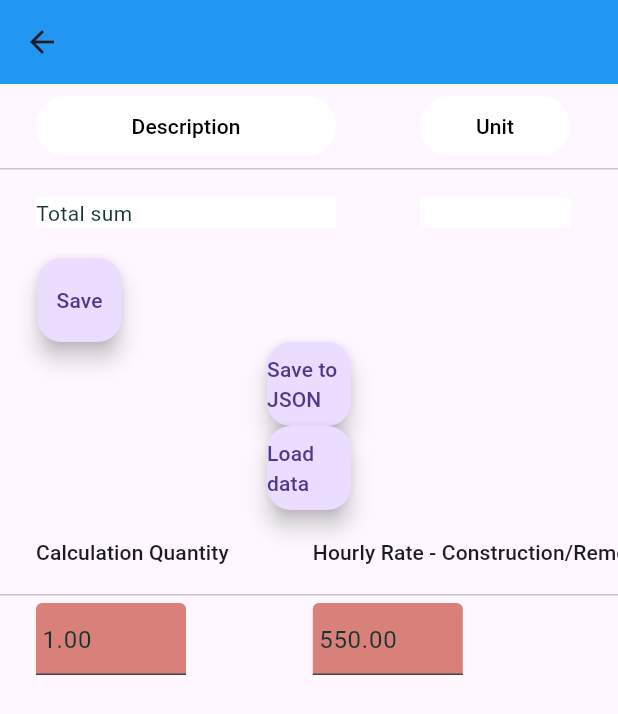
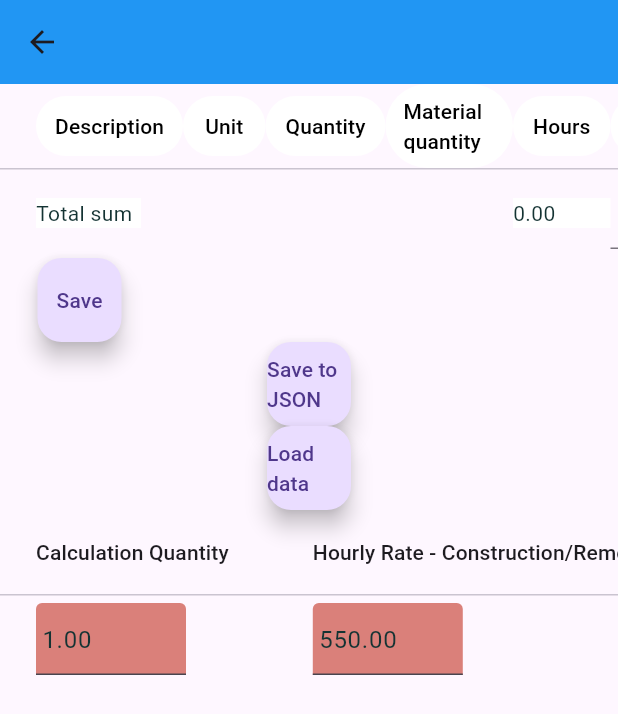
Before and after one commit to BenasVasiliauskas/Bygg_kalk, a Flutter app: the ExteriorWallItemsScreen screen opened directly with empty values, on a phone screen of 412 x 824 dp. Shown: the top 714 px of the screen. Run offline on Flutter 3.47's test engine with Material 3 defaults, Android fonts, the phone set to English and light mode, and no system bars; our stand-ins replace font_awesome_flutter; missing offline and left inert: syncfusion_flutter_xlsio.

Commit message:
Exterior wall table smothering

```diff
--- a/lib/pages/item_screen/exterior_wall_items_screen.dart
+++ b/lib/pages/item_screen/exterior_wall_items_screen.dart
@@ -5,6 +5,7 @@
 import 'package:cost_calculator/functions/save_to_json.dart';
 import 'package:cost_calculator/models/outer_wall_data_model.dart';
 import 'package:flutter/material.dart';
+import 'package:flutter/widgets.dart';
 import '../../constants/budget_constants.dart';
 import '../../constants/innerwall_constants.dart';
 import 'package:collection/collection.dart';
@@ -295,25 +296,25 @@
     ];
 
     List<DataColumn> columns = [
-      createDataColumn("Description", 200, customColumn, () {}),
-      createDataColumn("Unit", 100, customColumn, () {}),
-      createDataColumn("Quantity", 100, customColumn, () {}),
-      createDataColumn("Material quantity", 150, customColumn, () {}),
-      createDataColumn("Hours", 100, customColumn, () {
+      createDataColumn("Description", 98, customColumn, () {}),
+      createDataColumn("Unit", 55, customColumn, () {}),
+      createDataColumn("Quantity", 80, customColumn, () {}),
+      createDataColumn("Material quantity", 85, customColumn, () {}),
+      createDataColumn("Hours", 65, customColumn, () {
         customColumn = !customColumn;
         updateTotalSum();
         rebuildDataTable();
       }),
-      createDataColumn("+", 100, customColumn, () {
+      createDataColumn("+", 55, customColumn, () {
         customColumn = !customColumn;
         updateTotalSum();
         rebuildDataTable();
       }),
-      createDataColumn("Total hours", 100, customColumn, () {}),
-      createDataColumn("Job Cost", 100, customColumn, () {}),
-      createDataColumn("Materials", 100, customColumn, () {}),
-      createDataColumn("Material cost", 100, customColumn, () {}),
-      createDataColumn("Total price", 100, customColumn, () {}),
+      createDataColumn("Total hours", 75, customColumn, () {}),
+      createDataColumn("Job Cost", 55, customColumn, () {}),
+      createDataColumn("Materials", 85, customColumn, () {}),
+      createDataColumn("Material cost", 85, customColumn, () {}),
+      createDataColumn("Total price", 75, customColumn, () {}),
     ];
 
     List<DataRow> rows = [];
@@ -322,8 +323,8 @@
       rows.add(
         DataRow(
           cells: [
-            dataCellDisplay(widget.description, i, 150),
-            dataCellDisplay(widget.unit, i, 100),
+            dataCellDisplay(widget.description, i, 100),
+            dataCellDisplay(widget.unit, i, 30),
             dataCellDisplayController(quantityControllers, i),
             dataCellDo(
               materialQuantityControllers,
@@ -335,23 +336,31 @@
               false,
             ),
             DataCell(
-              TextField(
-                style:
-                    TextStyle(color: customColumn ? Colors.grey : Colors.black),
+              SizedBox(
+                width: 35,
+                child: TextField(
+                  decoration: InputDecoration(
+                    contentPadding: EdgeInsets.zero,
+                  ),
+                  style: TextStyle(
+                      color: customColumn ? Colors.grey : Colors.black),
                   readOnly: true,
                   controller: laborHours1Controllers[i],
                   onChanged: (value) {},
                   keyboardType: TextInputType.numberWithOptions(
                       decimal: true), // Allow decimal numbers
                 ),
+              ),
             ), // custom column cell
             DataCell(
-              TextField(
+              SizedBox(
+                width: 60,
+                child: TextField(
                   decoration: InputDecoration(
                       fillColor: Color.fromARGB(255, 131, 138, 235),
                       filled: true),
-                style:
-                    TextStyle(color: customColumn ? Colors.black : Colors.grey),
+                  style: TextStyle(
+                      color: customColumn ? Colors.black : Colors.grey),
                   readOnly: !customColumn,
                   controller: customColumnControllers[i],
                   onChanged: (value) {
@@ -360,8 +369,12 @@
                         .toStringAsFixed(2)); // Format to 2 decimal places
                     // Recalculate and update the labor hours 2 when labor hours 1 changes need changes
 
-                  widget.laborHours2[i] = calculateWorkHours2(i, customColumn,
-                      emptyCustomList, widget.laborHours2, calculationQuantity);
+                    widget.laborHours2[i] = calculateWorkHours2(
+                        i,
+                        customColumn,
+                        emptyCustomList,
+                        widget.laborHours2,
+                        calculationQuantity);
                     laborHours2Controllers[i].text = calculateWorkHours2(
                             i,
                             customColumn,
@@ -371,15 +384,20 @@
                         .toStringAsFixed(2);
 
                     // Recalculate and update the labor cost when labor hours 2 changes
-                  widget.laborCost[i] = calculateJobCost(
-                      i, widget.laborHours2, hourlyRateConstructionRemodeling);
-                  laborCostControllers[i].text = calculateJobCost(i,
-                          widget.laborHours2, hourlyRateConstructionRemodeling)
+                    widget.laborCost[i] = calculateJobCost(i,
+                        widget.laborHours2, hourlyRateConstructionRemodeling);
+                    laborCostControllers[i].text = calculateJobCost(
+                            i,
+                            widget.laborHours2,
+                            hourlyRateConstructionRemodeling)
                         .toStringAsFixed(2);
 
                     // Recalculate and update the total price when labor hours 2 changes
-                  widget.totalPrice[i] = calculateTotalPrice(i,
-                      widget.laborCost, widget.material1, calculationQuantity);
+                    widget.totalPrice[i] = calculateTotalPrice(
+                        i,
+                        widget.laborCost,
+                        widget.material1,
+                        calculationQuantity);
                     totalPriceControllers[i].text = calculateTotalPrice(
                             i,
                             widget.laborCost,
@@ -394,42 +412,26 @@
                       decimal: true), // Allow decimal numbers
                 ),
               ),
-            dataCellDo(
-              laborHours2Controllers,
-              i,
-              (value) {
+            ),
+            dataCellDo(laborHours2Controllers, i, (value) {
               // Handle changes to labor hours 2
               double parsedValue = double.parse(value);
               widget.laborHours2[i] =
                   double.parse(parsedValue.toStringAsFixed(2));
               // Recalculate the labor cost when labor hours 2 changes
-                double updatedLaborCost = calculateJobCost(
-                    i,
-                    widget.laborHours2,
+              double updatedLaborCost = calculateJobCost(i, widget.laborHours2,
                   hourlyRateConstructionRemodeling); // Calculate the labor cost
               widget.laborCost[i] =
                   double.parse(updatedLaborCost.toStringAsFixed(2));
-              },
-              Color.fromARGB(255, 255, 255, 255),
-              true,
-            ),
-            dataCellDo(
-              laborCostControllers,
-              i,
-              (value) {
+            }, Color.fromARGB(255, 255, 255, 255), true, optionalWidth: 45),
+            dataCellDo(laborCostControllers, i, (value) {
               widget.laborCost[i] = double.parse(value);
-              },
-              Color.fromARGB(255, 255, 255, 255),
-              true,
-            ),
-            dataCellDo(
-              material1Controllers,
-              i,
-              (value) {
+            }, Color.fromARGB(255, 255, 255, 255), true, optionalWidth: 45),
+            dataCellDo(material1Controllers, i, (value) {
               // Handle changes to material 1
               double parsedValue = double.parse(value);
-                widget.material1[i] = double.parse(parsedValue
-                    .toStringAsFixed(2)); // Format to 2 decimal places
+              widget.material1[i] = double.parse(
+                  parsedValue.toStringAsFixed(2)); // Format to 2 decimal places
 
               // Recalculate and update the material 2 when material 1 changes
               double updatedMaterial2 = calculateMaterialCost(
@@ -451,32 +453,17 @@
               // Format to 2 decimal places
 
               rebuildDataTable();
-              },
-              Color.fromARGB(255, 218, 128, 122),
-              false,
-            ),
-            dataCellDo(
-              material2Controllers,
-              i,
-              (value) {
+            }, Color.fromARGB(255, 218, 128, 122), false, optionalWidth: 75),
+            dataCellDo(material2Controllers, i, (value) {
               widget.material2[i] = double.parse(value);
               material2Controllers[i].text =
                   widget.material2[i].toStringAsFixed(2);
-              },
-              Color.fromARGB(255, 255, 255, 255),
-              true,
-            ),
-            dataCellDo(
-              totalPriceControllers,
-              i,
-              (value) {
+            }, Color.fromARGB(255, 255, 255, 255), true, optionalWidth: 45),
+            dataCellDo(totalPriceControllers, i, (value) {
               widget.totalPrice[i] = double.parse(value);
               totalPriceControllers[i].text =
                   widget.totalPrice[i].toStringAsFixed(2);
-              },
-              Color.fromARGB(255, 153, 240, 131),
-              true,
-            ),
+            }, Color.fromARGB(255, 153, 240, 131), true, optionalWidth: 75),
           ],
         ),
       );
@@ -504,17 +491,17 @@
     DataRow totalSumRow = DataRow(
       cells: [
         dataCellDisplaySingle(
-            "Total sum", 200, Color.fromARGB(255, 255, 255, 255)),
-        dataCellDisplaySingle("", 100, Color.fromARGB(255, 255, 255, 255)),
-        dataCellDisplaySingle("", 100, Color.fromARGB(255, 255, 255, 255)),
-        dataCellDisplaySingle("", 150, Color.fromARGB(255, 255, 255, 255)),
+            "Total sum", 70, Color.fromARGB(255, 255, 255, 255)),
+        dataCellDisplaySingle("", 0, Color.fromARGB(255, 255, 255, 255)),
+        dataCellDisplaySingle("", 0, Color.fromARGB(255, 255, 255, 255)),
+        dataCellDisplaySingle("", 0, Color.fromARGB(255, 255, 255, 255)),
         dataCellDisplaySingle(
             customColumn ? '' : totalLaborHours1.toStringAsFixed(2),
-            100,
+            65,
             Color.fromARGB(255, 255, 255, 255)),
         DataCell(
           Container(
-            width: 100,
+            width: 60,
             child: TextField(
               readOnly: true,
               decoration: customColumn
@@ -531,28 +518,31 @@
             ),
           ),
         ),
-        dataCellDisplaySingle(totalLaborHours2.toStringAsFixed(2), 100,
+        dataCellDisplaySingle(totalLaborHours2.toStringAsFixed(2), 70,
             Color.fromARGB(255, 255, 255, 255)),
-        dataCellDisplaySingle(totalLaborCost.toStringAsFixed(2), 100,
+        dataCellDisplaySingle(totalLaborCost.toStringAsFixed(2), 60,
             Color.fromARGB(255, 255, 255, 255)),
         DataCell(
-          TextField(
+          SizedBox(
+            width: 75,
+            child: TextField(
               decoration: InputDecoration(
                   fillColor: const Color.fromARGB(255, 218, 128, 122),
                   filled: true),
-            controller:
-                TextEditingController(text: totalMaterial1.toStringAsFixed(2)),
+              controller: TextEditingController(
+                  text: totalMaterial1.toStringAsFixed(2)),
               readOnly: true,
             ),
           ),
-        dataCellDisplaySingle(totalMaterial2.toStringAsFixed(2), 100,
+        ),
+        dataCellDisplaySingle(totalMaterial2.toStringAsFixed(2), 70,
             Color.fromARGB(255, 255, 255, 255)),
         dataCellDoSingle(
             TextEditingController(text: totalTotalPrice.toStringAsFixed(2)),
             (value) {},
             Color.fromARGB(255, 153, 240, 131),
             true,
-            55),
+            75),
       ],
     );
 
@@ -570,7 +560,8 @@
             SingleChildScrollView(
               scrollDirection: Axis.horizontal,
               child: DataTable(
-                dataRowMaxHeight: double.infinity,
+                columnSpacing: 0,
+                dataRowMaxHeight: 60,
                 dataRowMinHeight: 60,
                 columns: columns, // Define your columns here
                 rows: rows,
```
Lines whose indentation alone changed are shown as unchanged.
